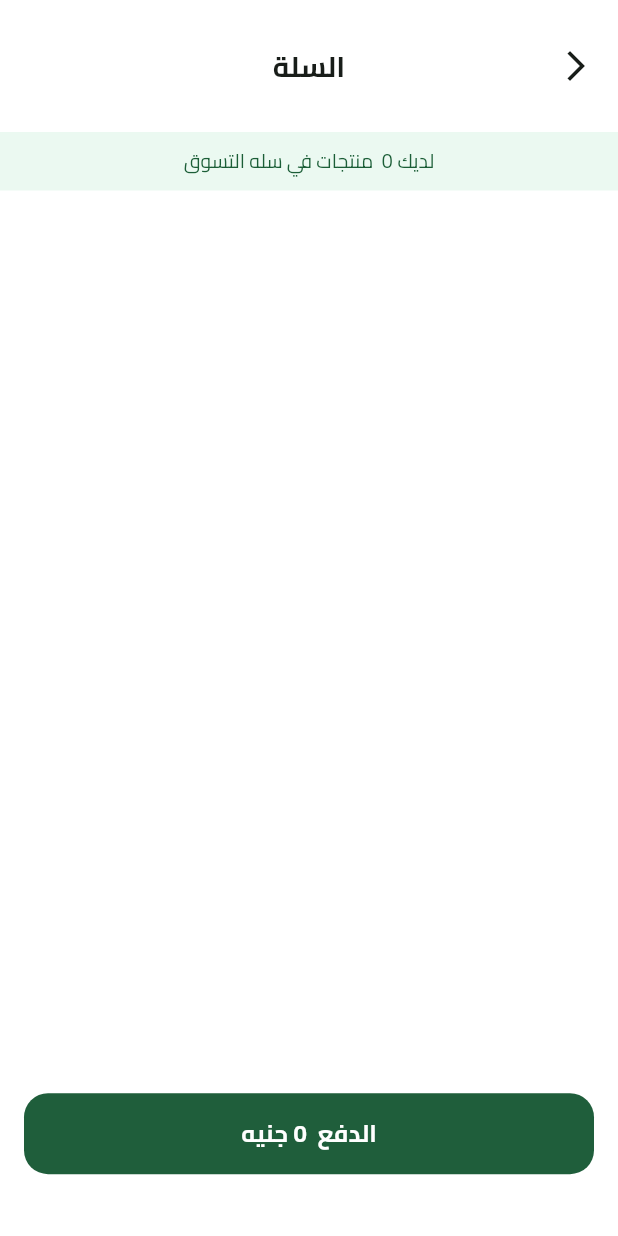
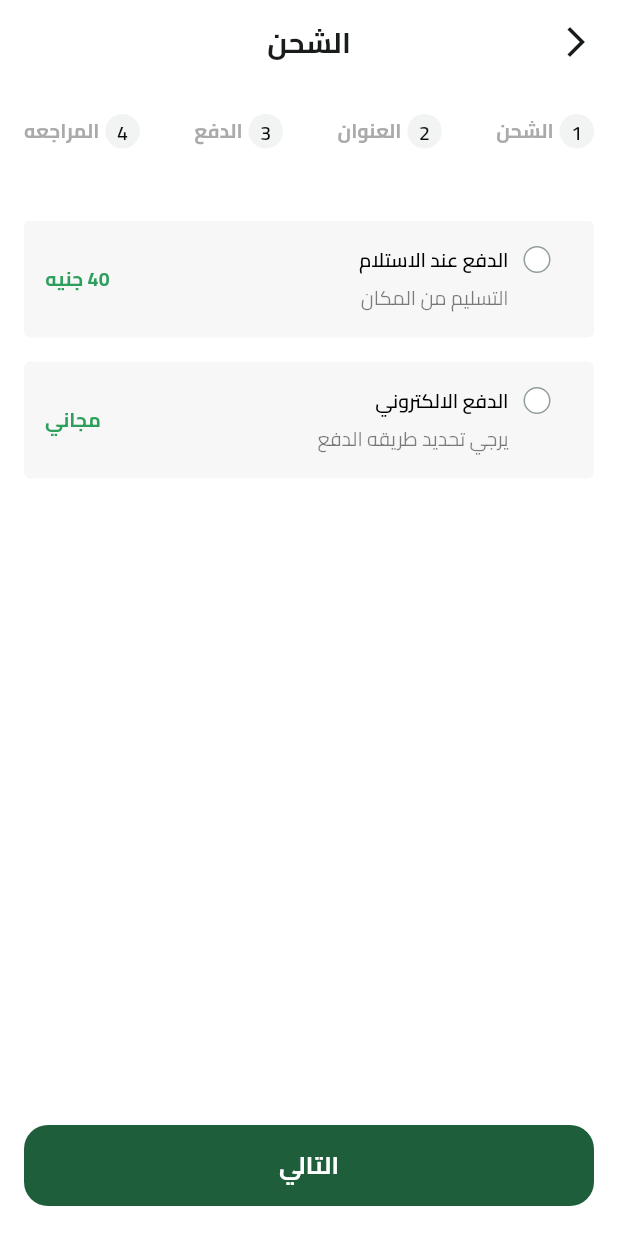
Before and after one commit to saeed-talaat/FruitHub, a Flutter app: the CartView screen opened directly, after a tap on an icon or button, on a phone screen of 412 x 824 dp. Run offline on Flutter 3.47's test engine with Material 3 defaults, Android fonts, the phone set to English and light mode, and no system bars; our stand-ins replace cloud_firestore, dartz, dots_indicator, equatable, firebase_auth, firebase_core and 7 more; missing offline and left inert: flutter_facebook_auth, svg_flutter; accounts and stored records are empty.

Commit message:
shipping view  ui done

```diff
--- /dev/null
+++ b/lib/Features/checkout/presentation/views/checkout_view.dart
@@ -0,0 +1,19 @@
+import 'package:flutter/material.dart';
+import 'package:fruits_ecommerce_app/Features/checkout/presentation/views/widgets/checkout_view_body.dart';
+import 'package:fruits_ecommerce_app/core/utils/build_app_bar.dart';
+
+class CheckoutView extends StatelessWidget {
+  const CheckoutView({super.key});
+  static const String routeName = '/checkout_view';
+  @override
+  Widget build(BuildContext context) {
+    return Scaffold(
+      appBar : buildAppBar(
+        text: 'الشحن',
+        context: context,
+        showNotafication: false,
+      ),
+      body: const CheckoutViewBody(),
+    );
+  }
+}
--- /dev/null
+++ b/lib/Features/checkout/presentation/views/widgets/active_step_item.dart
@@ -0,0 +1,30 @@
+import 'package:flutter/material.dart';
+import 'package:fruits_ecommerce_app/core/utils/app_colors.dart';
+import 'package:fruits_ecommerce_app/core/utils/app_text_styles.dart';
+
+class ActiveStepItem extends StatelessWidget {
+  const ActiveStepItem({super.key, required this.text});
+  final String text;
+  @override
+  Widget build(BuildContext context) {
+    return Row(
+      mainAxisAlignment: MainAxisAlignment.center,
+      children: [
+       CircleAvatar(
+          radius: 11.5,
+          backgroundColor: AppColors.primaryColor,
+          child: Icon(
+            Icons.check,
+            color: Colors.white,
+            size: 18,
+          ),
+        ),
+        SizedBox(width: 4),
+        Text(
+          text,
+          style: AppTextStyles.bold13.copyWith(color: AppColors.primaryColor),
+        ),
+      ],
+    );
+  }
+}
--- /dev/null
+++ b/lib/Features/checkout/presentation/views/widgets/address_section.dart
@@ -0,0 +1,10 @@
+import 'package:flutter/widgets.dart';
+
+class AddressSection extends StatelessWidget {
+  const AddressSection({super.key});
+
+  @override
+  Widget build(BuildContext context) {
+    return const Placeholder();
+  }
+}
--- /dev/null
+++ b/lib/Features/checkout/presentation/views/widgets/build_step_item.dart
@@ -0,0 +1,24 @@
+import 'package:flutter/widgets.dart';
+import 'package:fruits_ecommerce_app/Features/checkout/presentation/views/widgets/active_step_item.dart';
+import 'package:fruits_ecommerce_app/Features/checkout/presentation/views/widgets/in_active_step_item.dart';
+
+class BuildStepItem extends StatelessWidget {
+  const BuildStepItem({
+    super.key,
+    required this.text,
+    required this.stepNumber,
+    required this.isActive,
+  });
+  final String text;
+  final int stepNumber;
+  final bool isActive;
+  @override
+  Widget build(BuildContext context) {
+    return AnimatedCrossFade(
+      firstChild: InActiveStepItem(text: text, stepNumber: stepNumber),
+      secondChild: ActiveStepItem(text: text),
+      crossFadeState: isActive ? CrossFadeState.showSecond : CrossFadeState.showFirst,
+      duration: Duration(milliseconds: 300),
+    );
+  }
+}
--- /dev/null
+++ b/lib/Features/checkout/presentation/views/widgets/checkout_steps.dart
@@ -0,0 +1,27 @@
+import 'package:flutter/widgets.dart';
+import 'package:fruits_ecommerce_app/Features/checkout/presentation/views/widgets/build_step_item.dart';
+
+class CheckoutSteps extends StatelessWidget {
+  const CheckoutSteps({super.key, required this.pageController});
+  final PageController pageController;
+  @override
+  Widget build(BuildContext context) {
+    return Row(
+      mainAxisAlignment: MainAxisAlignment.spaceBetween,
+      children: getSteps().asMap().entries.map((e) {
+        int stepNumber = e.key + 1;
+        return BuildStepItem(
+          text: e.value,
+          stepNumber: stepNumber,
+          isActive: pageController.hasClients
+              ? (  pageController.page!.round() >= e.key ? true : false)
+              : false,
+        );
+      }).toList(),
+    );
+  }
+}
+
+List<String> getSteps() {
+  return ['الشحن', 'العنوان', 'الدفع', 'المراجعه'];
+}
--- /dev/null
+++ b/lib/Features/checkout/presentation/views/widgets/checkout_steps_page_view.dart
@@ -0,0 +1,38 @@
+import 'package:flutter/widgets.dart';
+import 'package:fruits_ecommerce_app/Features/checkout/presentation/views/widgets/address_section.dart';
+import 'package:fruits_ecommerce_app/Features/checkout/presentation/views/widgets/checkout_steps.dart';
+import 'package:fruits_ecommerce_app/Features/checkout/presentation/views/widgets/payment_section.dart';
+import 'package:fruits_ecommerce_app/Features/checkout/presentation/views/widgets/review_section.dart';
+import 'package:fruits_ecommerce_app/Features/checkout/presentation/views/widgets/shipping_section.dart';
+
+class CheckoutStepsPageView extends StatelessWidget {
+  const CheckoutStepsPageView({
+    super.key,
+    required this.pageController,
+  });
+
+  final PageController pageController;
+
+  @override
+  Widget build(BuildContext context) {
+    return Padding(
+      padding: const EdgeInsets.symmetric(vertical: 16),
+      child: PageView.builder(
+        controller: pageController,
+        physics: const NeverScrollableScrollPhysics(),
+        itemCount: getSteps().length,
+        itemBuilder: (context, index) {
+          return getPages()[index];
+        },
+      ),
+    );
+  }
+  List<Widget> getPages() {
+    return [
+      const ShippingSection(),
+      const AddressSection(),
+      const PaymentSection(),
+      const ReviewSection(),
+    ];
+  }
+}
--- /dev/null
+++ b/lib/Features/checkout/presentation/views/widgets/checkout_view_body.dart
@@ -0,0 +1,45 @@
+import 'package:flutter/widgets.dart';
+import 'package:fruits_ecommerce_app/Features/checkout/presentation/views/widgets/checkout_steps.dart';
+import 'package:fruits_ecommerce_app/Features/checkout/presentation/views/widgets/checkout_steps_page_view.dart';
+import 'package:fruits_ecommerce_app/core/widgets/custom_bottom.dart';
+
+class CheckoutViewBody extends StatefulWidget {
+  const CheckoutViewBody({super.key});
+
+  @override
+  State<CheckoutViewBody> createState() => _CheckoutViewBodyState();
+}
+
+class _CheckoutViewBodyState extends State<CheckoutViewBody> {
+  late PageController pageController;
+
+  @override
+  initState() {
+    pageController = PageController();
+    super.initState();
+  }
+
+  @override
+  dispose() {
+    pageController.dispose();
+    super.dispose();
+  }
+
+  @override
+  Widget build(BuildContext context) {
+    return Padding(
+      padding: const EdgeInsets.symmetric(horizontal: 16.0, vertical: 20),
+      child: Column(
+        children: [
+          CheckoutSteps(pageController: pageController),
+          SizedBox(height: 32),
+
+          Expanded(
+            child: CheckoutStepsPageView(pageController: pageController),
+          ),
+          CustomBottom(onPressed: () {}, text: 'التالي'),
+        ],
+      ),
+    );
+  }
+}
--- /dev/null
+++ b/lib/Features/checkout/presentation/views/widgets/in_active_step_item.dart
@@ -0,0 +1,34 @@
+import 'package:flutter/material.dart';
+import 'package:fruits_ecommerce_app/core/utils/app_text_styles.dart';
+
+class InActiveStepItem extends StatelessWidget {
+  const InActiveStepItem({
+    super.key,
+    required this.text,
+    required this.stepNumber,
+  });
+  final String text;
+  final int stepNumber;
+  @override
+  Widget build(BuildContext context) {
+    return Row(
+      mainAxisAlignment: MainAxisAlignment.center,
+
+      children: [
+        CircleAvatar(
+          radius: 11.5,
+          backgroundColor: Color(0xFFF2F3F3),
+          child: Text(
+            '$stepNumber',
+            style: AppTextStyles.semiBold13.copyWith(color: Color(0xFF0C0D0D)),
+          ),
+        ),
+        SizedBox(width: 4),
+        Text(
+          text,
+          style: AppTextStyles.bold13.copyWith(color: Color(0xFFAAAAAA)),
+        ),
+      ],
+    );
+  }
+}
--- /dev/null
+++ b/lib/Features/checkout/presentation/views/widgets/payment_section.dart
@@ -0,0 +1,10 @@
+import 'package:flutter/widgets.dart';
+
+class PaymentSection extends StatelessWidget {
+  const PaymentSection({super.key});
+
+  @override
+  Widget build(BuildContext context) {
+    return const Placeholder();
+  }
+}
--- /dev/null
+++ b/lib/Features/checkout/presentation/views/widgets/review_section.dart
@@ -0,0 +1,10 @@
+import 'package:flutter/widgets.dart';
+
+class ReviewSection extends StatelessWidget {
+  const ReviewSection({super.key});
+
+  @override
+  Widget build(BuildContext context) {
+    return SizedBox();
+  }
+}
--- /dev/null
+++ b/lib/Features/checkout/presentation/views/widgets/shipping_item.dart
@@ -0,0 +1,91 @@
+import 'package:flutter/material.dart';
+import 'package:fruits_ecommerce_app/core/utils/app_colors.dart';
+import 'package:fruits_ecommerce_app/core/utils/app_text_styles.dart';
+
+class ShippingItem extends StatelessWidget {
+  const ShippingItem({
+    super.key,
+    required this.title,
+    required this.subTitle,
+    required this.price,
+    required this.isSelected,
+    this.onTap,
+  });
+  final String title, subTitle;
+  final String price;
+  final bool isSelected;
+  final void Function()? onTap;
+  @override
+  Widget build(BuildContext context) {
+    return GestureDetector(
+      onTap: onTap,
+
+      child: Container(
+        padding: const EdgeInsets.only(top: 16, left: 13, right: 28, bottom: 16),
+        width: double.infinity,
+        decoration: ShapeDecoration(
+          color: const Color(0x33D9D9D9),
+          shape: RoundedRectangleBorder(
+            borderRadius: BorderRadius.circular(4),
+            side: BorderSide(
+              width: 1,
+              color: isSelected ? AppColors.lightPrimaryColor : Colors.transparent,
+            ),
+          ),
+        ),
+        child: IntrinsicHeight(
+          child: Row(
+            crossAxisAlignment: CrossAxisAlignment.start,
+            children: [
+              Container(
+                width: isSelected ? 10 : 18,
+                height: isSelected ? 10: 18,
+                decoration: ShapeDecoration(
+                  color: isSelected
+                          ? AppColors.primaryColor
+                          : Colors.white,
+                  shape: OvalBorder(
+                    side: BorderSide(
+                      width: 1,
+                      color: isSelected
+                          ? AppColors.primaryColor
+                          : Color(0xFF949D9E),
+                    ),
+                  ),
+                ),
+              ),
+              SizedBox(width: 10),
+              Column(
+                crossAxisAlignment: CrossAxisAlignment.start,
+                children: [
+                  Text(
+                    title,
+                    style: AppTextStyles.semiBold13.copyWith(
+                      color: Color(0xFF000000),
+                    ),
+                  ),
+                  SizedBox(height: 6),
+                  Text(
+                    subTitle,
+                    style: AppTextStyles.regular13.copyWith(
+                      color: Color(0xFF000000).withValues(alpha: 0.5),
+                    ),
+                  ),
+                ],
+              ),
+              Spacer(),
+              Center(
+                child: Text(
+                  price,
+                  style: AppTextStyles.bold13.copyWith(
+                    color: AppColors.lightPrimaryColor,
+                  ),
+                ),
+              ),
+            ],
+          ),
+        ),
+      ),
+    );
+  }
+}
--- /dev/null
+++ b/lib/Features/checkout/presentation/views/widgets/shipping_section.dart
@@ -0,0 +1,46 @@
+import 'package:flutter/widgets.dart';
+import 'package:fruits_ecommerce_app/Features/checkout/presentation/views/widgets/shipping_item.dart';
+
+class ShippingSection extends StatefulWidget {
+  const ShippingSection({super.key});
+
+  @override
+  State<ShippingSection> createState() => _ShippingSectionState();
+}
+
+class _ShippingSectionState extends State<ShippingSection> {
+
+  int selectedIndex = -1;
+
+  @override
+  Widget build(BuildContext context) {
+    return Column(
+      children: [
+        ShippingItem(
+          onTap: () {
+            setState(() {
+              selectedIndex = 0;
+            });
+          },
+          title: 'الدفع عند الاستلام',
+          subTitle: 'التسليم من المكان',
+          price: '40 جنيه',
+          isSelected: selectedIndex == 0,
+        ),
+        SizedBox(height: 16),
+
+        ShippingItem(
+          onTap: () {
+            setState(() {
+              selectedIndex = 1;
+            });
+          },
+          title: 'الدفع الالكتروني',
+          subTitle: 'يرجي تحديد طريقه الدفع',
+          price: 'مجاني',
+          isSelected: selectedIndex == 1,
+        ),
+      ],
+    );
+  }
+}
--- a/lib/Features/home/presentation/views/widgets/custom_cart_button.dart
+++ b/lib/Features/home/presentation/views/widgets/custom_cart_button.dart
@@ -1,5 +1,6 @@
 import 'package:flutter/material.dart';
 import 'package:flutter_bloc/flutter_bloc.dart';
+import 'package:fruits_ecommerce_app/Features/checkout/presentation/views/checkout_view.dart';
 import 'package:fruits_ecommerce_app/Features/home/presentation/cubits/cart_cubit/cart_cubit.dart';
 import 'package:fruits_ecommerce_app/core/widgets/custom_bottom.dart';
 
@@ -9,7 +10,9 @@ class CustomCartButton extends StatelessWidget {
   @override
   Widget build(BuildContext context) {
     return CustomBottom(
-      onPressed: () {},
+      onPressed: () {
+        Navigator.pushNamed(context, CheckoutView.routeName);
+      },
       text:
           'الدفع  ${context.watch<CartCubit>().cartEntity.calclateTotalPrice()} جنيه',
     );
--- a/lib/core/helper_functions/on_generate_routes.dart
+++ b/lib/core/helper_functions/on_generate_routes.dart
@@ -4,6 +4,7 @@ import 'package:fruits_ecommerce_app/Features/Splash/presentation/views/splash_v
 import 'package:fruits_ecommerce_app/Features/auth/presentation/views/signin_view.dart';
 import 'package:fruits_ecommerce_app/Features/auth/presentation/views/signup_view.dart';
 import 'package:fruits_ecommerce_app/Features/best_selling_fruits/presentation/views/best_selling_view.dart';
+import 'package:fruits_ecommerce_app/Features/checkout/presentation/views/checkout_view.dart';
 import 'package:fruits_ecommerce_app/Features/home/presentation/views/main_view.dart';
 import 'package:fruits_ecommerce_app/Features/onboarding/presentation/views/onboarding_view.dart';
 
@@ -19,6 +20,8 @@ Route<dynamic> onGenerateRoutes(RouteSettings settings) {
       return MaterialPageRoute(builder: (context) => const SignUpView());
     case MainView.routeName:
       return MaterialPageRoute(builder: (context) => const MainView());
+    case CheckoutView.routeName:
+      return MaterialPageRoute(builder: (context) => const CheckoutView());
     case BestSellingView.routeName:
       return MaterialPageRoute(builder: (context) => const BestSellingView());
     default:
```
